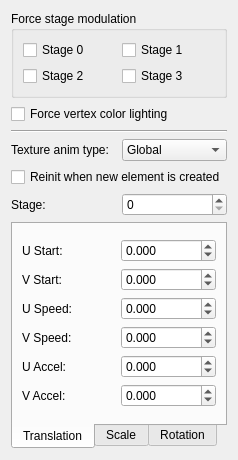
Above: code/nel/tools/3d/object_viewer_qt/src/constraint_mesh_form.ui from ryzom/ryzomcore before the change. Below: the same form after it.
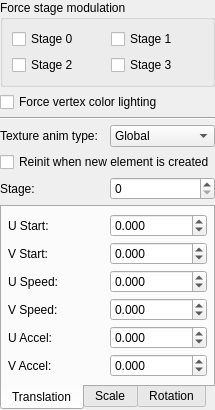
That is the form after the change. The open tabs and pages were chosen to show the change.

```diff
--- a/code/nel/tools/3d/object_viewer_qt/src/constraint_mesh_form.ui
+++ b/code/nel/tools/3d/object_viewer_qt/src/constraint_mesh_form.ui
@@ -6,14 +6,20 @@
    <rect>
     <x>0</x>
     <y>0</y>
-    <width>238</width>
-    <height>460</height>
+    <width>193</width>
+    <height>366</height>
    </rect>
   </property>
   <property name="windowTitle">
    <string>Form</string>
   </property>
   <layout class="QGridLayout" name="gridLayout_2">
+   <property name="margin">
+    <number>0</number>
+   </property>
+   <property name="spacing">
+    <number>5</number>
+   </property>
    <item row="0" column="0" colspan="2">
     <widget class="QGroupBox" name="groupBox">
      <property name="title">
@@ -116,7 +122,7 @@
       <enum>QTabWidget::South</enum>
      </property>
      <property name="currentIndex">
-      <number>1</number>
+      <number>2</number>
      </property>
      <property name="movable">
       <bool>true</bool>
@@ -126,8 +132,17 @@
        <string>Translation</string>
       </attribute>
       <layout class="QGridLayout" name="gridLayout_6">
+       <property name="margin">
+        <number>6</number>
+       </property>
+       <property name="spacing">
+        <number>5</number>
+       </property>
        <item row="0" column="0">
         <layout class="QGridLayout" name="gridLayout_3">
+         <property name="spacing">
+          <number>5</number>
+         </property>
          <item row="0" column="1">
           <widget class="QDoubleSpinBox" name="transUStartDoubleSpinBox">
            <property name="decimals">
@@ -257,8 +272,14 @@
        <string>Scale</string>
       </attribute>
       <layout class="QGridLayout" name="gridLayout_5">
+       <property name="margin">
+        <number>6</number>
+       </property>
        <item row="0" column="0">
         <layout class="QGridLayout" name="gridLayout_4">
+         <property name="spacing">
+          <number>5</number>
+         </property>
          <item row="0" column="0">
           <widget class="QLabel" name="label_9">
            <property name="text">
@@ -388,6 +409,12 @@
        <string>Rotation</string>
       </attribute>
       <layout class="QGridLayout" name="gridLayout_7">
+       <property name="margin">
+        <number>6</number>
+       </property>
+       <property name="spacing">
+        <number>5</number>
+       </property>
        <item row="0" column="0">
         <widget class="QLabel" name="label_15">
          <property name="text">
```
